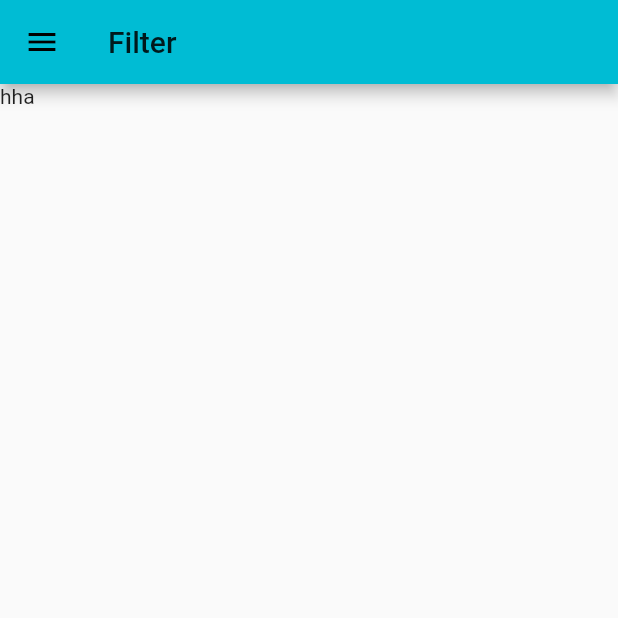
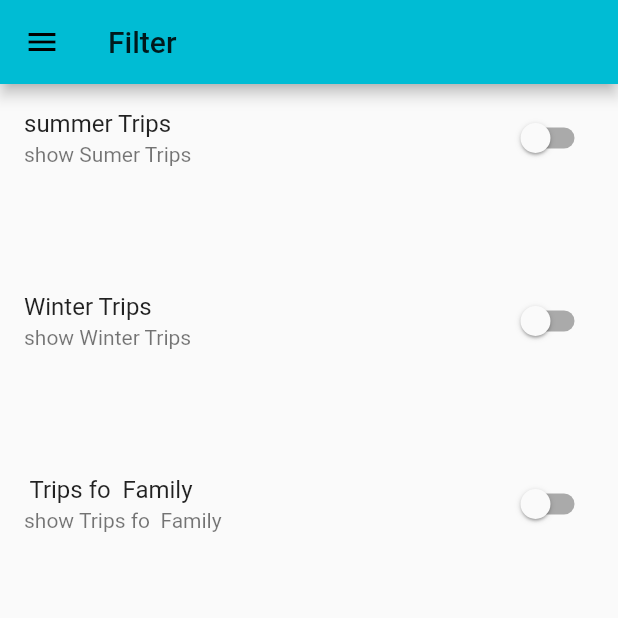
Before and after one commit to haithemmihoubi/Tourism-application, a Flutter app: the FilterScreen screen opened by its route, on a phone screen of 412 x 824 dp, the top half of it. Run offline on Flutter 3.47's test engine with Material 2 defaults, Android fonts, the phone set to English and light mode, and no system bars; network calls fail.

Commit message:
final commit

```diff
--- a/lib/screens/filters_screen.dart
+++ b/lib/screens/filters_screen.dart
@@ -1,14 +1,73 @@
 import 'package:flutter/material.dart';
 import 'package:traveller/widgets/app_drawer.dart';
 
-class FilterScreen extends StatelessWidget {
+class FilterScreen extends StatefulWidget {
   static const screenRoute = '/filters';
+
+  @override
+  _FilterScreenState createState() => _FilterScreenState();
+}
+
+class _FilterScreenState extends State<FilterScreen> {
+  var isInSummer = false;
+
+  var isInWinter = false;
+
+  var isForFamily = false;
+
+  Widget buildSwitchListTile(
+      String title, String subtitle, var currentValue, var updateValue) {
+    return SwitchListTile(
+        title: Text(title),
+        subtitle: Text(subtitle),
+        value: currentValue,
+        onChanged: updateValue);
+  }
 
   @override
   Widget build(BuildContext context) {
     return Scaffold(
       drawer: AppDrawer(),
-      appBar: AppBar(title: Text('Filter'),),
-      body: Text('hha'),);
+      appBar: AppBar(
+        title: Text('Filter'),
+      ),
+      body: Column(
+        children: [
+          Expanded(
+              child: ListView(
+            children: [
+              buildSwitchListTile(
+                  'summer Trips', 'show Sumer Trips', isInSummer, (newValue) {
+                setState(() {
+                  isInSummer = newValue;
+                });
+              }),
+              SizedBox(
+                height: 50,
+              ),
+              buildSwitchListTile(
+                  'Winter Trips', 'show Winter Trips', isInWinter, (newValue) {
+                setState(() {
+                  isInWinter = newValue;
+                });
+              }),
+              SizedBox(
+                height: 50,
+              ),
+              buildSwitchListTile(
+                  ' Trips fo  Family', 'show Trips fo  Family', isForFamily,
+                  (newValue) {
+                setState(() {
+                  isForFamily = newValue;
+                });
+              }),
+              SizedBox(
+                height: 50,
+              ),
+            ],
+          ))
+        ],
+      ),
+    );
   }
 }
--- a/lib/screens/trip_detail.dart
+++ b/lib/screens/trip_detail.dart
@@ -5,14 +5,15 @@ class TripDetailScreen extends StatelessWidget {
   static const id = 'tripDetail';
 
   buildSectionTitle(titletext) {
-  return  Container(
+    return Container(
       margin: EdgeInsets.symmetric(vertical: 10, horizontal: 15),
       alignment: Alignment.topRight,
-    child: Text(titletext,style: TextStyle(color: Colors.cyan,fontSize: 20),),
+      child: Text(
+        titletext,
+        style: TextStyle(color: Colors.cyan, fontSize: 20),
+      ),
     );
   }
-
-
 
   @override
   Widget build(BuildContext context) {
@@ -42,8 +43,7 @@ buildSectionTitle(titletext) {
             SizedBox(
               height: 20,
             ),
-            buildSectionTitle('Activities')
-            ,
+            buildSectionTitle('Activities'),
             SizedBox(
               height: 15,
             ),
@@ -56,23 +56,25 @@ buildSectionTitle(titletext) {
                     color: Colors.white,
                     border: Border.all(
                       color: Colors.grey,
-
                     )),
                 child: ListView.builder(
                   itemBuilder: (ctx, index) {
                     return Card(
                         elevation: 0.3,
                         child: Padding(
-                      padding:
-                          const EdgeInsets.symmetric(horizontal: 10, vertical: 5),
-                      child: Text(selectedTrip.activities[index].toString()),
+                          padding: const EdgeInsets.symmetric(
+                              horizontal: 10, vertical: 5),
+                          child:
+                              Text(selectedTrip.activities[index].toString()),
                         ));
                   },
                   itemCount: selectedTrip.activities.length,
-                )), SizedBox(
+                )),
+            SizedBox(
               height: 15,
             ),
-            buildSectionTitle('Daily program') ,  Container(
+            buildSectionTitle('Daily program'),
+            Container(
                 padding: EdgeInsets.all(10),
                 margin: EdgeInsets.symmetric(horizontal: 15),
                 height: 200,
@@ -81,20 +83,24 @@ buildSectionTitle(titletext) {
                     color: Colors.white,
                     border: Border.all(
                       color: Colors.grey,
-
                     )),
                 child: ListView.builder(
                   itemBuilder: (ctx, index) {
                     return Padding(
-                      padding:
-                      const EdgeInsets.symmetric(horizontal: 10, vertical: 5),
+                      padding: const EdgeInsets.symmetric(
+                          horizontal: 10, vertical: 5),
                       child: Column(
                         children: [
                           ListTile(
-                           leading: CircleAvatar(child:Text('Day ${index+1}'),),
+                            leading: CircleAvatar(
+                              child: Text('Day ${index + 1}'),
+                            ),
                             title: Text(selectedTrip.program[index].toString()),
                           ),
-                         Divider(height: 60,color: Colors.cyan,),
+                          Divider(
+                            height: 60,
+                            color: Colors.cyan,
+                          ),
                         ],
                       ),
                     );
@@ -107,6 +113,12 @@ buildSectionTitle(titletext) {
           ],
         ),
       ),
+      floatingActionButton: FloatingActionButton(
+        onPressed: () {
+          Navigator.of(context).pop(tripId);
+        },
+        child: Icon(Icons.delete),
+      ),
     );
   }
 }
--- a/lib/widgets/trip_item.dart
+++ b/lib/widgets/trip_item.dart
@@ -58,7 +58,10 @@ class TripItem extends StatelessWidget {
   }
 
   selectTrip(BuildContext context) {
-    Navigator.of(context).pushNamed(TripDetailScreen.id, arguments: {'id': id});
+    Navigator.of(context).pushNamed(TripDetailScreen.id, arguments: {'id': id}).then((result) {
+
+      print(result) ;
+    });
   }
 
   @override
```
Also changed, not shown: lib/widgets/app_drawer.dart (+20 -12 lines). Lines whose indentation alone changed are shown as unchanged.
